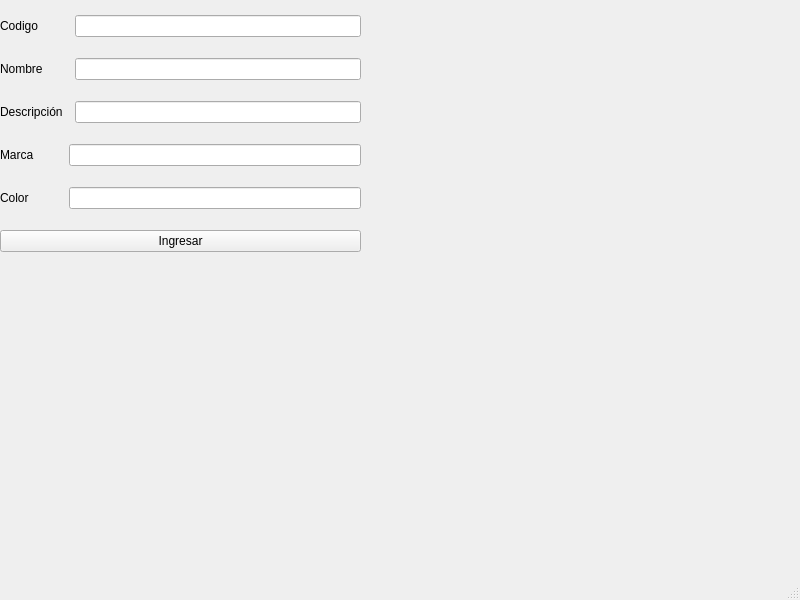
Above: vent_ingreso.ui from javierperezferrada/tarea_final_taller before the change. Below: the same form after it.
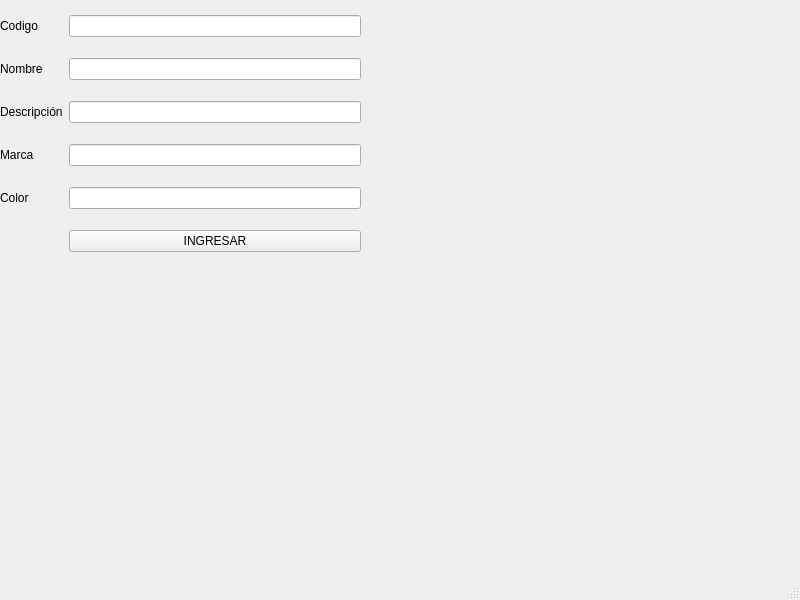
That is the form after the change.

Commit message: modificaciones en la ventana ingreso para mejor usabilidad

```diff
--- a/vent_ingreso.ui
+++ b/vent_ingreso.ui
@@ -34,56 +34,59 @@
        </property>
       </widget>
      </item>
-     <item row="0" column="2">
-      <widget class="QLineEdit" name="le_codigo"/>
-     </item>
-     <item row="1" column="0">
+     <item row="2" column="0">
       <widget class="QLabel" name="label_3">
        <property name="text">
         <string>Nombre</string>
        </property>
       </widget>
      </item>
-     <item row="1" column="2">
-      <widget class="QLineEdit" name="le_nombre"/>
-     </item>
-     <item row="2" column="0">
+     <item row="3" column="0">
       <widget class="QLabel" name="label_4">
        <property name="text">
         <string>Descripción</string>
        </property>
       </widget>
      </item>
-     <item row="3" column="0">
+     <item row="4" column="0">
       <widget class="QLabel" name="label_5">
        <property name="text">
         <string>Marca</string>
        </property>
       </widget>
      </item>
-     <item row="4" column="0">
+     <item row="5" column="0">
       <widget class="QLabel" name="label_6">
        <property name="text">
         <string>Color</string>
        </property>
       </widget>
      </item>
-     <item row="4" column="1" colspan="2">
-      <widget class="QLineEdit" name="le_color"/>
+     <item row="0" column="1">
+      <widget class="QLineEdit" name="le_codigo"/>
      </item>
-     <item row="5" column="0" colspan="3">
-      <widget class="QPushButton" name="btn_ingresar">
-       <property name="text">
-        <string>Ingresar</string>
-       </property>
-      </widget>
+     <item row="2" column="1">
+      <widget class="QLineEdit" name="le_nombre"/>
      </item>
-     <item row="2" column="2">
+     <item row="3" column="1">
       <widget class="QLineEdit" name="le_descripcion"/>
      </item>
-     <item row="3" column="1" colspan="2">
+     <item row="4" column="1">
       <widget class="QLineEdit" name="le_marca"/>
      </item>
+     <item row="5" column="1">
+      <widget class="QLineEdit" name="le_color"/>
+     </item>
+     <item row="6" column="1">
+      <widget class="QPushButton" name="btn_ingresar">
+       <property name="focusPolicy">
+        <enum>Qt::TabFocus</enum>
+       </property>
+       <property name="text">
+        <string>INGRESAR</string>
+       </property>
+      </widget>
+     </item>
     </layout>
    </widget>
   </widget>
```
The commit also changes 2 other files.
